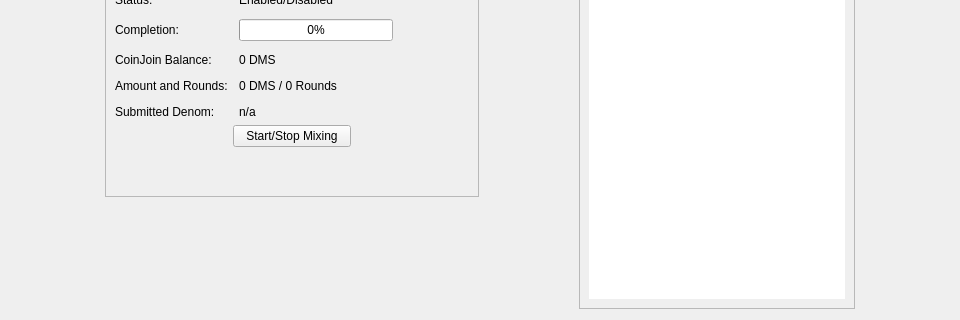
First picture: the form in src/qt/forms/overviewpage.ui, repository Youngstar4/documentchain, before the edit; both pictures show x 0 to 960 and y 265 to 585 of the 960 by 585 pixel window.
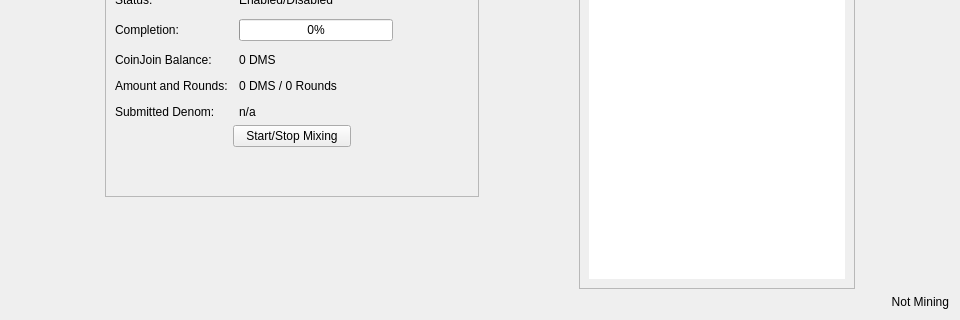
Second picture: the form after the edit.

The edit to the form file:
```diff
--- a/src/qt/forms/overviewpage.ui
+++ b/src/qt/forms/overviewpage.ui
@@ -676,6 +676,22 @@
      </item>
     </layout>
    </item>
+   <item>
+    <widget class="QLabel" name="labelMiningInfo">
+     <property name="enabled">
+      <bool>true</bool>
+     </property>
+     <property name="layoutDirection">
+      <enum>Qt::LeftToRight</enum>
+     </property>
+     <property name="text">
+      <string>Not Mining</string>
+     </property>
+     <property name="alignment">
+      <set>Qt::AlignRight|Qt::AlignTrailing|Qt::AlignVCenter</set>
+     </property>
+    </widget>
+   </item>
   </layout>
  </widget>
  <resources/>
```
